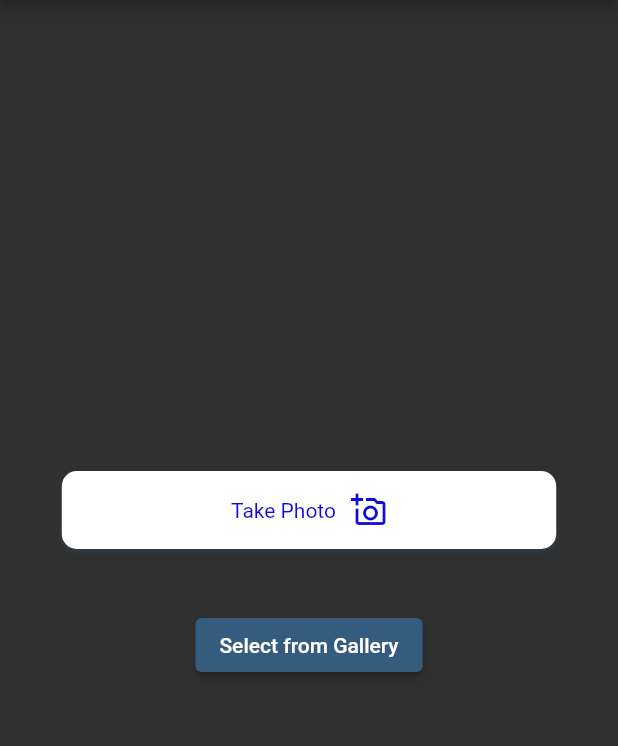
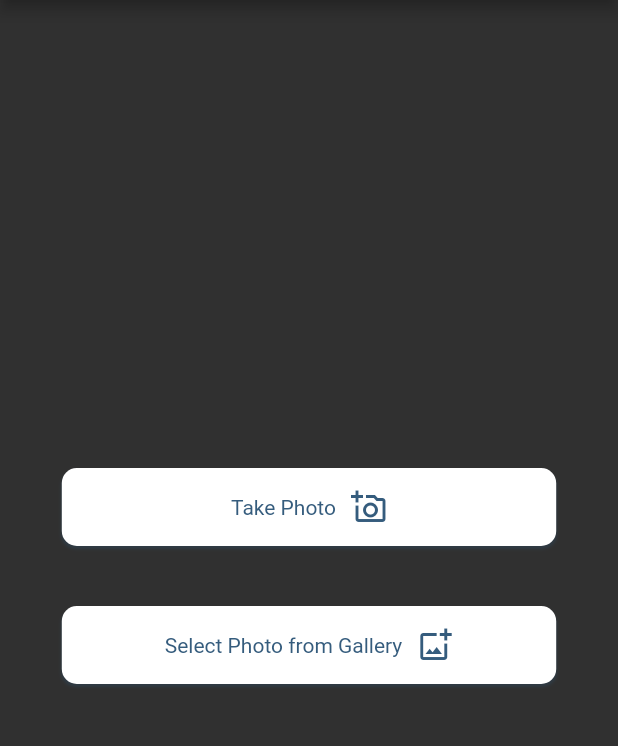
Before and after one commit to NoahTheGr8/Cross-Platform-Digit-Classifier, a Flutter app: the screen it shows after launch, on a phone screen of 412 x 824 dp, the part 84-830 px from its top. Run offline on Flutter 3.47's test engine with Material 2 defaults, Android fonts, the phone set to English and light mode, and no system bars; our stand-ins replace image_picker; missing offline and left inert: tflite; Roboto replaces fonts that are missing (RaleWay).

```diff
--- a/lib/View/main_screen.dart
+++ b/lib/View/main_screen.dart
@@ -22,12 +22,10 @@ class MyApp extends StatelessWidget {
 
         // Define the default font family.
         fontFamily: 'RaleWay',
-
       ),
       home: Scaffold(
         appBar: AppBar(title: const Text(_title)),
         body: const MyStatefulWidget(),
-
       ),
     );
   }
@@ -46,7 +44,7 @@ class _MyStatefulWidgetState extends State<MyStatefulWidget> {
   @override
   Widget build(BuildContext context) {
     final ButtonStyle style =
-    ElevatedButton.styleFrom(textStyle: const TextStyle(fontSize: 20));
+        ElevatedButton.styleFrom(textStyle: const TextStyle(fontSize: 20));
     ImagePicker picker = ImagePicker();
     File file;
     return Center(
@@ -54,8 +52,7 @@ class _MyStatefulWidgetState extends State<MyStatefulWidget> {
         mainAxisSize: MainAxisSize.min,
         children: <Widget>[
           InkWell(
-
-            onTap: () async{
+            onTap: () async {
               //take photo
               XFile? photo = await picker.pickImage(source: ImageSource.camera);
 
@@ -63,7 +60,8 @@ class _MyStatefulWidgetState extends State<MyStatefulWidget> {
               file = File(photo!.path);
 
               //pass the image to get processed
-              Navigator.push(context, MaterialPageRoute(builder: (context) => ResultsScreen(file)));
+              Navigator.push(context,
+                  MaterialPageRoute(builder: (context) => ResultsScreen(file)));
             },
             child: Container(
               decoration: BoxDecoration(
@@ -78,20 +76,19 @@ class _MyStatefulWidgetState extends State<MyStatefulWidget> {
                 ],
               ),
               alignment: Alignment.center,
-              padding: EdgeInsets.symmetric(
-                  vertical: 14, horizontal: 16),
+              padding: EdgeInsets.symmetric(vertical: 14, horizontal: 16),
               width: MediaQuery.of(context).size.width * 0.8,
               child: Row(
                 mainAxisAlignment: MainAxisAlignment.center,
                 children: [
                   Text(
                     'Take Photo',
-                    style: TextStyle(color: Color(0xFF0F0BDB)),
+                    style: TextStyle(color: Color(0xFF355C7D)),
                   ),
                   SizedBox(
                     width: 10,
                   ),
-                  Icon(Icons.add_a_photo_outlined, color: Color(0xFF0F0BDB))
+                  Icon(Icons.add_a_photo_outlined, color: Color(0xFF355C7D))
                 ],
               ),
             ),
@@ -99,26 +96,49 @@ class _MyStatefulWidgetState extends State<MyStatefulWidget> {
           SizedBox(
             height: 10,
           ),
-
-
-
           const SizedBox(height: 30),
-          ElevatedButton(
-            style: ElevatedButton.styleFrom(
-              primary: Color(0xFF355C7D), // background
-              onPrimary: Colors.white, // foreground
-            ),
-            onPressed: () async{
+          InkWell(
+            onTap: () async {
               //select photo from gallery
-              XFile? photo = await picker.pickImage(source: ImageSource.gallery);
+              XFile? photo =
+                  await picker.pickImage(source: ImageSource.gallery);
 
               //Convert the image to a File object
               file = File(photo!.path);
 
               //pass the image to get processed
-              Navigator.push(context, MaterialPageRoute(builder: (context) => ResultsScreen(file)));
+              Navigator.push(context,
+                  MaterialPageRoute(builder: (context) => ResultsScreen(file)));
             },
-            child: const Text('Select from Gallery'),
+            child: Container(
+              decoration: BoxDecoration(
+                borderRadius: BorderRadius.circular(10),
+                color: Colors.white,
+                boxShadow: <BoxShadow>[
+                  BoxShadow(
+                    color: Colors.blue.withOpacity(0.1),
+                    blurRadius: 1,
+                    offset: Offset(0, 2),
+                  ),
+                ],
+              ),
+              alignment: Alignment.center,
+              padding: EdgeInsets.symmetric(vertical: 14, horizontal: 16),
+              width: MediaQuery.of(context).size.width * 0.8,
+              child: Row(
+                mainAxisAlignment: MainAxisAlignment.center,
+                children: [
+                  Text(
+                    'Select Photo from Gallery',
+                    style: TextStyle(color: Color(0xFF355C7D)),
+                  ),
+                  SizedBox(
+                    width: 10,
+                  ),
+                  Icon(Icons.add_photo_alternate_outlined, color: Color(0xFF355C7D))
+                ],
+              ),
+            ),
           ),
         ],
       ),
```
Also changed, not shown: lib/Controller/camera_communicator.dart (deleted), lib/Controller/gallery_communicator.dart (deleted).
